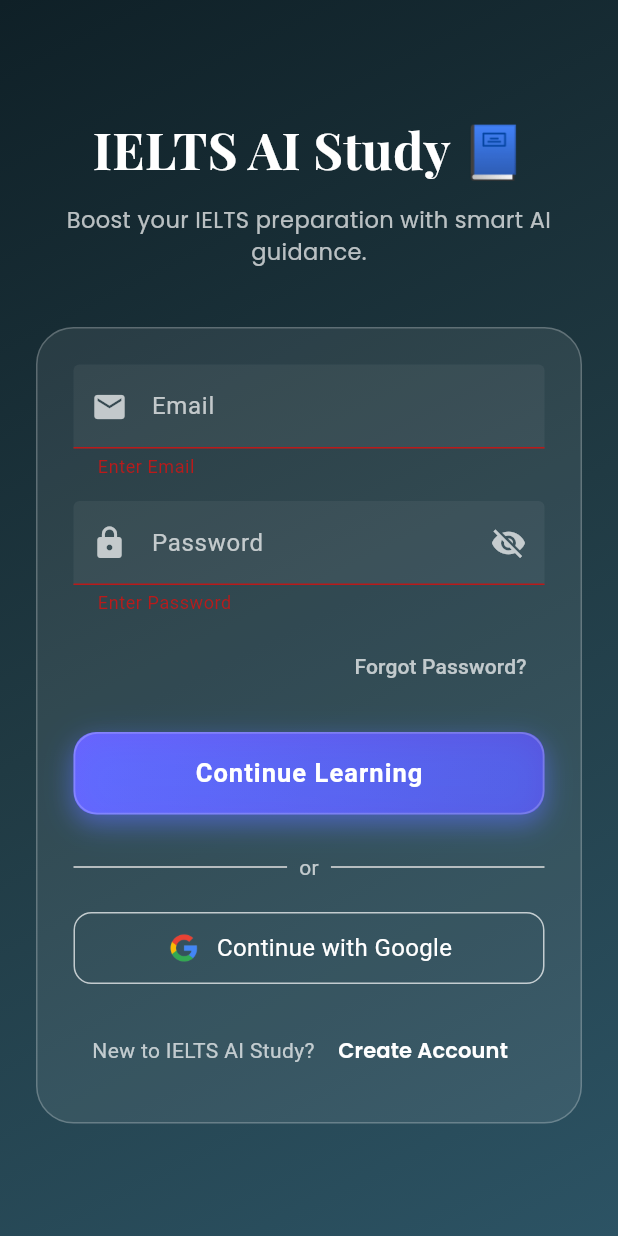
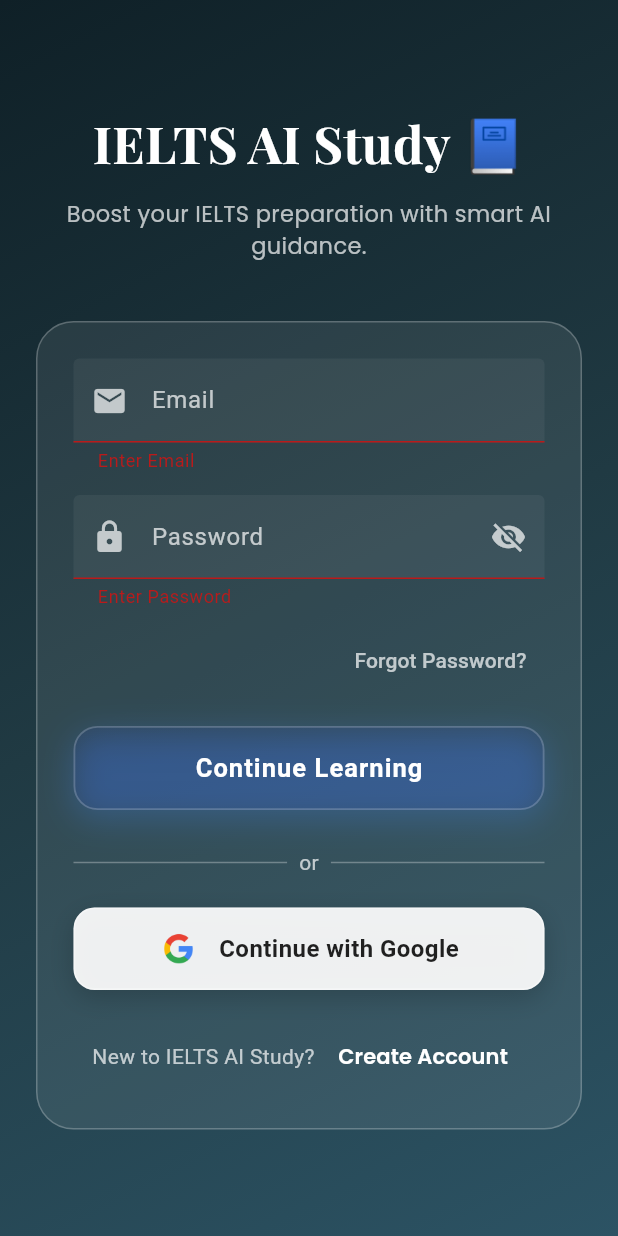
Before and after one commit to Muhammad-Rashid-172002/IELTS-AI-Study-Assistant, a Flutter app: the SigninScreen screen opened directly, after a tap on "Continue Learning", after a tap on "Continue with Google", on a phone screen of 412 x 824 dp. Run offline on Flutter 3.47's test engine with Material 3 defaults, Android fonts, the phone set to English and light mode, and no system bars; our stand-ins replace cloud_firestore, firebase_auth, firebase_core, firebase_storage, flutter_spinkit, google_fonts and 1 more; accounts and stored records are empty.

Commit message:
updated signin screen

```diff
--- a/lib/view/auth/SigninScreen.dart
+++ b/lib/view/auth/SigninScreen.dart
@@ -5,16 +5,15 @@ import 'package:fyproject/view/auth/forgot_password.dart';
 import 'package:fyproject/view/auth/SignupScreen.dart';
 import 'package:fyproject/view/home/home_Screen.dart';
 import 'package:fyproject/widgets/app_button.dart';
+import 'package:fyproject/widgets/app_snackbar.dart';
+import 'package:fyproject/widgets/google_button.dart';
 import 'package:google_fonts/google_fonts.dart';
 import 'package:google_sign_in/google_sign_in.dart';
 
-// 🎨 App Colors
 const kButtonPrimary = Color(0xFF6C63FF);
 const kAppBarColor = Color(0xFF5A55DA);
-const kButtonPrimaryText = Colors.white;
-const kButtonColor = Color(0xFF6C63FF);
 
-// 🌈 Modern Gradient Background
+// Background Gradient
 const kPrimaryGradient = LinearGradient(
   colors: [Color(0xFF0F2027), Color(0xFF203A43), Color(0xFF2C5364)],
   begin: Alignment.topLeft,
@@ -46,6 +45,12 @@ class _SigninScreenState extends State<SigninScreen> {
           password: passwordController.text.trim(),
         );
 
+        AppSnackBar.show(
+          context,
+          "Login Successful 🎉",
+          type: SnackBarType.success,
+        );
+
         Navigator.pushReplacement(
           context,
           MaterialPageRoute(builder: (context) => const HomeScreen()),
@@ -55,20 +60,7 @@ class _SigninScreenState extends State<SigninScreen> {
         if (e.code == 'user-not-found') errorMsg = "User not found";
         if (e.code == 'wrong-password') errorMsg = "Wrong password";
 
-        ScaffoldMessenger.of(context).showSnackBar(
-          SnackBar(
-            content: Text(
-              errorMsg,
-              style: const TextStyle(color: Colors.white),
-            ),
-            backgroundColor: const Color(0xFF203A43),
-            behavior: SnackBarBehavior.floating,
-            shape: RoundedRectangleBorder(
-              borderRadius: BorderRadius.circular(12),
-            ),
-            margin: const EdgeInsets.all(12),
-          ),
-        );
+        AppSnackBar.show(context, errorMsg, type: SnackBarType.error);
       } finally {
         setState(() => _isLoading = false);
       }
@@ -80,13 +72,15 @@ class _SigninScreenState extends State<SigninScreen> {
     setState(() => _isLoading = true);
     try {
       await GoogleSignIn().signOut();
-      final GoogleSignInAccount? googleUser = await GoogleSignIn().signIn();
+      final googleUser = await GoogleSignIn().signIn();
+
       if (googleUser == null) {
         setState(() => _isLoading = false);
         return;
       }
 
       final googleAuth = await googleUser.authentication;
+
       final credential = GoogleAuthProvider.credential(
         accessToken: googleAuth.accessToken,
         idToken: googleAuth.idToken,
@@ -94,21 +88,21 @@ class _SigninScreenState extends State<SigninScreen> {
 
       await FirebaseAuth.instance.signInWithCredential(credential);
 
+      AppSnackBar.show(
+        context,
+        "Google Login Successful 🎉",
+        type: SnackBarType.success,
+      );
+
       Navigator.pushReplacement(
         context,
         MaterialPageRoute(builder: (context) => const HomeScreen()),
       );
     } catch (e) {
-      ScaffoldMessenger.of(context).showSnackBar(
-        SnackBar(
-          content: Text(
-            "Google Sign-In failed: $e",
-            style: const TextStyle(color: Colors.white),
-          ),
-          backgroundColor: const Color(0xFF2C5364),
-          behavior: SnackBarBehavior.floating,
-          margin: const EdgeInsets.all(12),
-        ),
+      AppSnackBar.show(
+        context,
+        "Google Sign-In failed",
+        type: SnackBarType.error,
       );
     } finally {
       setState(() => _isLoading = false);
@@ -127,7 +121,6 @@ class _SigninScreenState extends State<SigninScreen> {
               child: Column(
                 mainAxisAlignment: MainAxisAlignment.center,
                 children: [
-                  // 🧭 IELTS Heading
                   Text(
                     "IELTS AI Study 📘",
                     style: GoogleFonts.playfairDisplay(
@@ -149,7 +142,7 @@ class _SigninScreenState extends State<SigninScreen> {
 
                   const SizedBox(height: 40),
 
-                  // 🧾 Glass Card
+                  // Glass card
                   Container(
                     padding: const EdgeInsets.all(24),
                     decoration: BoxDecoration(
@@ -166,7 +159,6 @@ class _SigninScreenState extends State<SigninScreen> {
                             Icons.email,
                             emailController,
                           ),
-
                           const SizedBox(height: 15),
 
                           _buildInputField(
@@ -174,15 +166,12 @@ class _SigninScreenState extends State<SigninScreen> {
                             Icons.lock,
                             passwordController,
                             obscure: !_passwordVisible,
-                            toggleVisibility: () {
-                              setState(
+                            toggleVisibility: () => setState(
                               () => _passwordVisible = !_passwordVisible,
-                              );
-                            },
+                            ),
                           ),
 
                           const SizedBox(height: 10),
-
                           Align(
                             alignment: Alignment.centerRight,
                             child: TextButton(
@@ -198,34 +187,14 @@ class _SigninScreenState extends State<SigninScreen> {
                               ),
                             ),
                           ),
+
                           const SizedBox(height: 20),
 
-                          // 🎓 Sign In Button
-                          GestureDetector(
-                            onTap: _isLoading ? null : _signInWithEmail,
-                            child: Container(
-                              height: 55,
-                              decoration: BoxDecoration(
-                                borderRadius: BorderRadius.circular(15),
-                                gradient: const LinearGradient(
-                                  colors: [kButtonPrimary, kAppBarColor],
-                                  begin: Alignment.topLeft,
-                                  end: Alignment.bottomRight,
-                                ),
-                                boxShadow: [
-                                  BoxShadow(
-                                    color: kButtonPrimary.withOpacity(0.4),
-                                    blurRadius: 12,
-                                    offset: const Offset(0, 6),
-                                  ),
-                                ],
-                              ),
-                              child: Center(
-                                child: // 🎓 Sign In Button using AppButton
+                          // SIGN IN BUTTON
                           _isLoading
                               ? const SpinKitCircle(
                                   color: Colors.white,
-                                        size: 40,
+                                  size: 45,
                                 )
                               : AppButton(
                                   text: "Continue Learning",
@@ -233,16 +202,12 @@ class _SigninScreenState extends State<SigninScreen> {
                                   backgroundColor: kButtonPrimary,
                                   textColor: Colors.white,
                                 ),
-                              ),
-                            ),
-                          ),
 
                           const SizedBox(height: 25),
 
-                          // 🔘 Divider
                           Row(
                             children: [
-                              Expanded(child: Divider(color: Colors.grey[300])),
+                              Expanded(child: Divider(color: Colors.white30)),
                               const Padding(
                                 padding: EdgeInsets.symmetric(horizontal: 8.0),
                                 child: Text(
@@ -250,44 +215,17 @@ class _SigninScreenState extends State<SigninScreen> {
                                   style: TextStyle(color: Colors.white70),
                                 ),
                               ),
-                              Expanded(child: Divider(color: Colors.grey[300])),
+                              Expanded(child: Divider(color: Colors.white30)),
                             ],
                           ),
 
                           const SizedBox(height: 20),
 
-                          // 🌐 Google Button
-                          GestureDetector(
-                            onTap: _isLoading ? null : _signInWithGoogle,
-                            child: Container(
-                              height: 48,
-                              decoration: BoxDecoration(
-                                border: Border.all(color: Colors.white70),
-                                borderRadius: BorderRadius.circular(12),
-                              ),
-                              child: Row(
-                                mainAxisAlignment: MainAxisAlignment.center,
-                                children: [
-                                  Image.asset(
-                                    "assets/images/google.png",
-                                    height: 24,
-                                  ),
-                                  const SizedBox(width: 10),
-                                  const Text(
-                                    "Continue with Google",
-                                    style: TextStyle(
-                                      color: Colors.white,
-                                      fontSize: 16,
-                                    ),
-                                  ),
-                                ],
-                              ),
-                            ),
-                          ),
+                          // GOOGLE BUTTON
+                          GoogleButton(onPressed: _signInWithGoogle),
 
                           const SizedBox(height: 20),
 
-                          // 📝 Sign Up
                           Row(
                             mainAxisAlignment: MainAxisAlignment.center,
                             children: [
@@ -325,7 +263,7 @@ class _SigninScreenState extends State<SigninScreen> {
     );
   }
 
-  // ✏️ Custom Input Field
+  // CUSTOM INPUT FIELD
   Widget _buildInputField(
     String label,
     IconData icon,
@@ -358,7 +296,7 @@ class _SigninScreenState extends State<SigninScreen> {
         ),
         focusedBorder: OutlineInputBorder(
           borderRadius: BorderRadius.circular(20),
-          borderSide: const BorderSide(color: kButtonColor),
+          borderSide: const BorderSide(color: kButtonPrimary),
         ),
       ),
       validator: (value) =>
```
Lines whose indentation alone changed are shown as unchanged.
